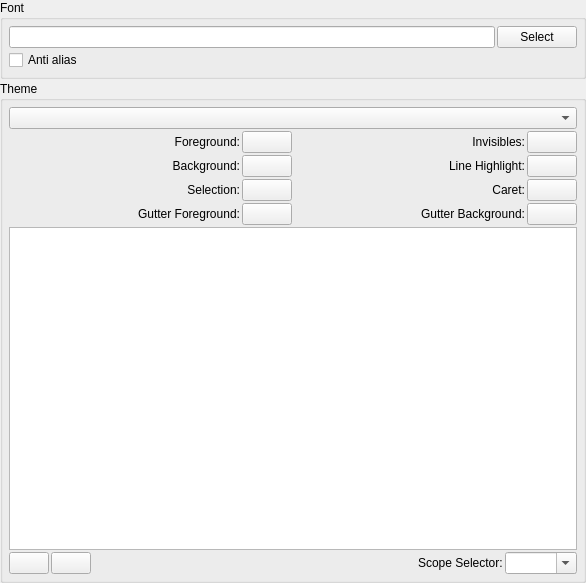
Qt form resources/ui/configure/theme.ui (prymatex/prymatex) before a commit.
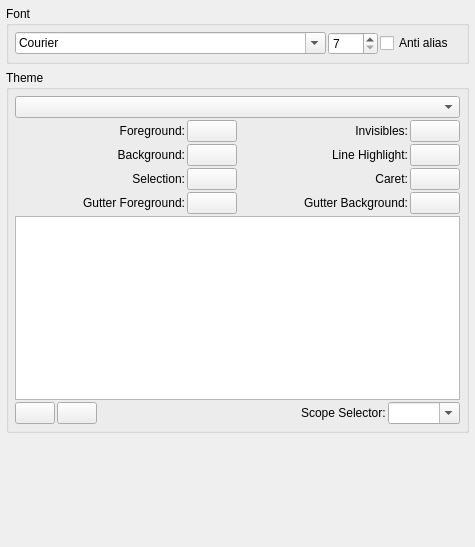
The same form after that commit. Icons and pictures are not drawn.

What changed in the file:
```diff
--- a/resources/ui/configure/theme.ui
+++ b/resources/ui/configure/theme.ui
@@ -6,8 +6,8 @@
    <rect>
     <x>0</x>
     <y>0</y>
-    <width>586</width>
-    <height>583</height>
+    <width>475</width>
+    <height>547</height>
    </rect>
   </property>
   <property name="windowTitle">
@@ -15,17 +15,17 @@
   </property>
   <layout class="QVBoxLayout" name="verticalLayout_2">
    <property name="spacing">
-    <number>2</number>
+    <number>6</number>
    </property>
    <property name="margin">
-    <number>0</number>
+    <number>6</number>
    </property>
    <item>
     <widget class="QGroupBox" name="groupBoxFont">
      <property name="title">
       <string>Font</string>
      </property>
-     <layout class="QVBoxLayout" name="verticalLayout_3">
+     <layout class="QHBoxLayout" name="horizontalLayout_4">
       <property name="spacing">
        <number>2</number>
       </property>
@@ -33,25 +33,33 @@
        <number>6</number>
       </property>
       <item>
-       <layout class="QHBoxLayout" name="horizontalLayout">
-        <item>
-         <widget class="QLineEdit" name="lineFont">
-          <property name="readOnly">
-           <bool>true</bool>
-          </property>
-         </widget>
-        </item>
-        <item>
-         <widget class="QPushButton" name="pushButtonChangeFont">
-          <property name="text">
-           <string>Select</string>
-          </property>
-         </widget>
-        </item>
-       </layout>
+       <widget class="QFontComboBox" name="fontComboBoxName_2">
+        <property name="fontFilters">
+         <set>QFontComboBox::MonospacedFonts</set>
+        </property>
+       </widget>
       </item>
       <item>
-       <widget class="QCheckBox" name="checkBoxAntialias">
+       <widget class="QSpinBox" name="spinBoxSize_2">
+        <property name="maximumSize">
+         <size>
+          <width>50</width>
+          <height>16777215</height>
+         </size>
+        </property>
+        <property name="minimum">
+         <number>7</number>
+        </property>
+       </widget>
+      </item>
+      <item>
+       <widget class="QCheckBox" name="checkBoxAntialias_2">
+        <property name="maximumSize">
+         <size>
+          <width>80</width>
+          <height>16777215</height>
+         </size>
+        </property>
         <property name="text">
          <string>Anti alias</string>
         </property>
@@ -319,6 +327,19 @@
      </layout>
     </widget>
    </item>
+   <item>
+    <spacer name="verticalSpacer">
+     <property name="orientation">
+      <enum>Qt::Vertical</enum>
+     </property>
+     <property name="sizeHint" stdset="0">
+      <size>
+       <width>20</width>
+       <height>116</height>
+      </size>
+     </property>
+    </spacer>
+   </item>
   </layout>
  </widget>
  <resources/>
```
Left out of the diff: 2 changed lines with no effect on the pictures.
